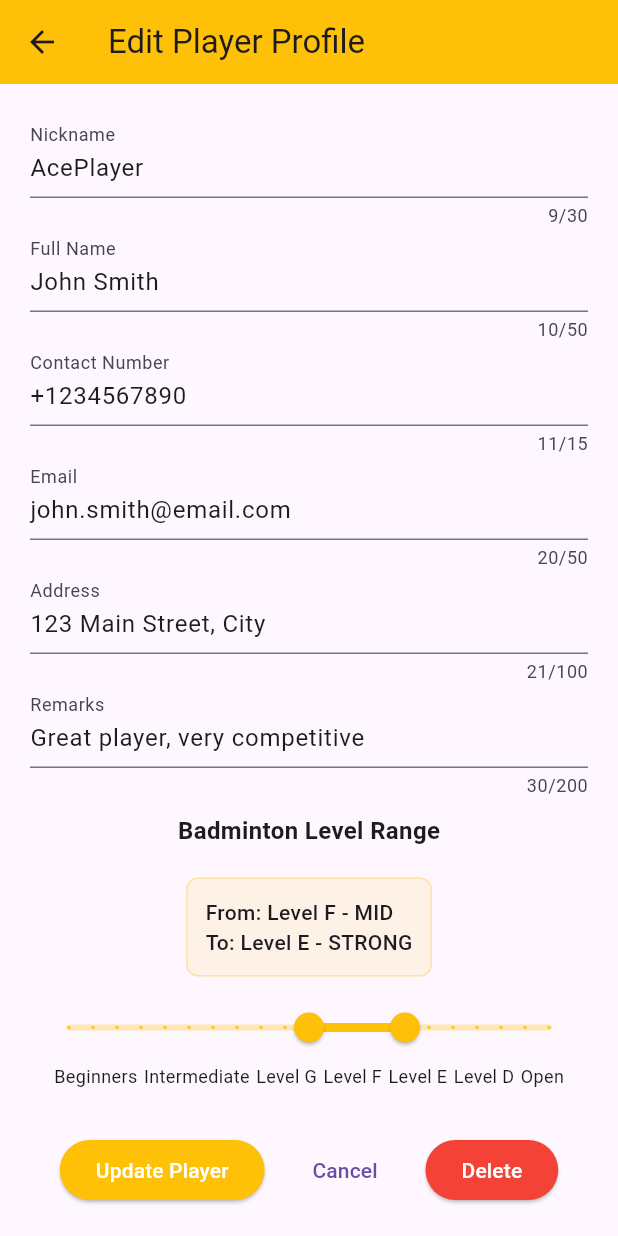
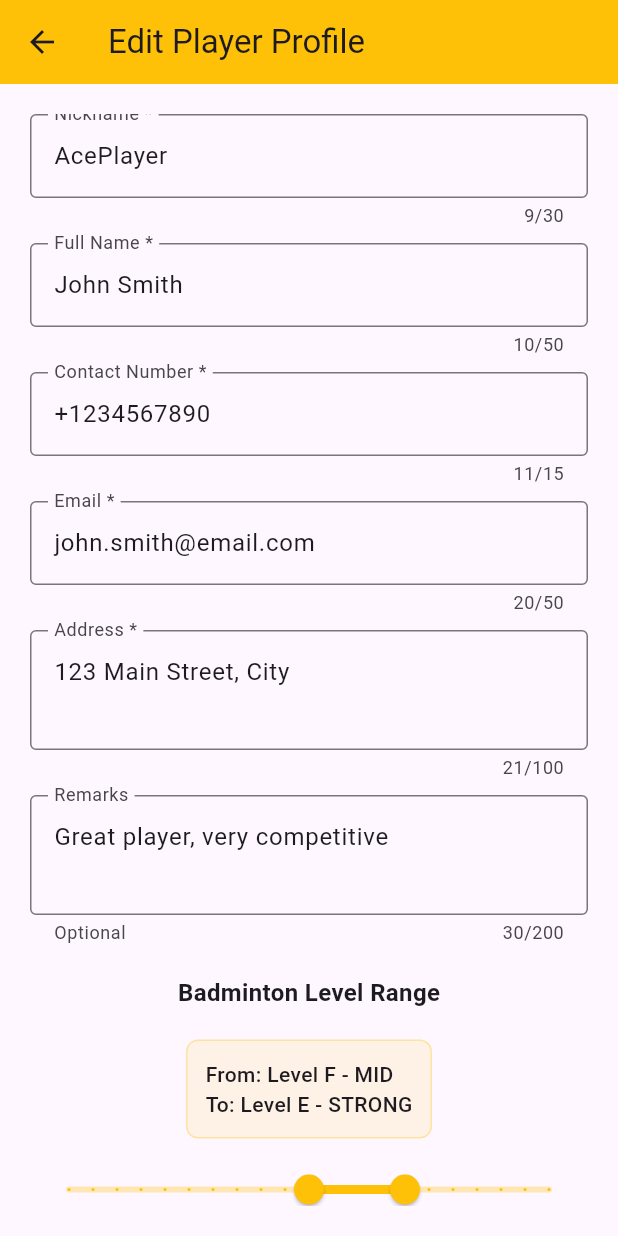
Before and after one commit to siddigamon/badminton_player_system, a Flutter app: the screen it shows after launch, after a tap on "AcePlayer", on a phone screen of 412 x 824 dp. Run offline on Flutter 3.47's test engine with Material 3 defaults, Android fonts, the phone set to English and light mode, and no system bars.

Commit message:
feat: Enhance player form with validation and improve UI layout

```diff
--- a/lib/player_form.dart
+++ b/lib/player_form.dart
@@ -1,4 +1,5 @@
 import 'package:flutter/material.dart';
+import 'package:flutter/services.dart';
 import 'package:badminton_player_system/model/player_items.dart';
 
 class PlayerForm extends StatefulWidget {
@@ -20,6 +21,8 @@ class PlayerForm extends StatefulWidget {
 }
 
 class _PlayerFormState extends State<PlayerForm> {
+  final _formKey = GlobalKey<FormState>();
+
   late final TextEditingController _nicknameController;
   late final TextEditingController _fullNameController;
   late final TextEditingController _contactController;
@@ -65,6 +68,45 @@ class _PlayerFormState extends State<PlayerForm> {
     super.dispose();
   }
 
+  String? _validateEmail(String? value) {
+    if (value == null || value.isEmpty) {
+      return 'Email is required';
+    }
+
+    final emailRegex = RegExp(r'^[a-zA-Z0-9._%+-]+@[a-zA-Z0-9.-]+\.[a-zA-Z]{2,}$');
+    if (!emailRegex.hasMatch(value)) {
+      return 'Please enter a valid email address';
+    }
+
+    return null;
+  }
+
+  String? _validatePhoneNumber(String? value) {
+    if (value == null || value.isEmpty) {
+      return 'Contact number is required';
+    }
+
+    final cleanedNumber = value.replaceAll(RegExp(r'[\s\-\+\(\)]'), '');
+
+    if (cleanedNumber.length < 10 || cleanedNumber.length > 15) {
+      return 'Contact number must be between 10-15 digits';
+    }
+
+    final numericRegex = RegExp(r'^[0-9]+$');
+    if (!numericRegex.hasMatch(cleanedNumber)) {
+      return 'Contact number must contain only numbers';
+    }
+
+    return null;
+  }
+
+  String? _validateRequired(String? value, String fieldName) {
+    if (value == null || value.trim().isEmpty) {
+      return '$fieldName is required';
+    }
+    return null;
+  }
+
   (BadmintonLevel, LevelStrength) _getFromSliderValue(double value) {
     final levelIndex = (value / 3).floor();
     final strengthIndex = (value % 3).floor();
@@ -89,6 +131,24 @@ class _PlayerFormState extends State<PlayerForm> {
   }
 
   void _submitPlayerData() {
+    print('Form is valid: ${_formKey.currentState?.validate()}');
+
+    if (!_formKey.currentState!.validate()) {
+    print('Nickname: "${_nicknameController.text}"');
+    print('Full Name: "${_fullNameController.text}"');
+    print('Contact: "${_contactController.text}"');
+    print('Email: "${_emailController.text}"');
+    print('Address: "${_addressController.text}"');
+
+      ScaffoldMessenger.of(context).showSnackBar(
+        const SnackBar(
+          content: Text('Please fix the errors above'),
+          backgroundColor: Colors.red,
+        ),
+      );
+      return;
+    }
+
     final (startLevel, startStrength) = _getFromSliderValue(_levelRange.start);
     final (endLevel, endStrength) = _getFromSliderValue(_levelRange.end);
 
@@ -96,15 +156,15 @@ class _PlayerFormState extends State<PlayerForm> {
     final (selectedLevel, selectedStrength) = _getFromSliderValue(midpoint);
 
     final player = PlayerItem(
-      nickname: _nicknameController.text,
-      fullName: _fullNameController.text,
-      contactNumber: _contactController.text,
-      email: _emailController.text,
-      address: _addressController.text,
-      remarks: _remarksController.text,
+      nickname: _nicknameController.text.trim(),
+      fullName: _fullNameController.text.trim(),
+      contactNumber: _contactController.text.trim(),
+      email: _emailController.text.trim().toLowerCase(),
+      address: _addressController.text.trim(),
+      remarks: _remarksController.text.trim(),
       level: selectedLevel,
       strength: selectedStrength,
-      dateJoined: widget.existingPlayer?.dateJoined ?? DateTime.now(), // Keep original or set new
+      dateJoined: widget.existingPlayer?.dateJoined ?? DateTime.now(),
       rangeStartLevel: startLevel,
       rangeStartStrength: startStrength,
       rangeEndLevel: endLevel,
@@ -152,49 +212,92 @@ class _PlayerFormState extends State<PlayerForm> {
         title: Text(widget.title),
         backgroundColor: Colors.amber,
       ),
-      body: Padding(
+      body: Form(
+        key: _formKey,
+        child: Padding(
           padding: const EdgeInsets.all(20.0),
+          child: SingleChildScrollView(
             child: Column(
               children: [
-            TextField(
+                TextFormField(
                   controller: _nicknameController,
-              decoration: const InputDecoration(labelText: 'Nickname'),
+                  decoration: const InputDecoration(
+                    labelText: 'Nickname *',
+                    border: OutlineInputBorder(),
+                  ),
                   keyboardType: TextInputType.text,
                   maxLength: 30,
-            ),
-            TextField(
-              controller: _fullNameController,
-              decoration: const InputDecoration(labelText: 'Full Name'),
-              keyboardType: TextInputType.text,
-              maxLength: 50,
-            ),
-            TextField(
-              controller: _contactController,
-              decoration: const InputDecoration(labelText: 'Contact Number'),
-              keyboardType: TextInputType.phone,
-              maxLength: 15,
-            ),
-            TextField(
-              controller: _emailController,
-              decoration: const InputDecoration(labelText: 'Email'),
-              keyboardType: TextInputType.emailAddress,
-              maxLength: 50,
-            ),
-            TextField(
-              controller: _addressController,
-              decoration: const InputDecoration(labelText: 'Address'),
-              keyboardType: TextInputType.text,
-              maxLength: 100,
-            ),
-            TextField(
-              controller: _remarksController,
-              decoration: const InputDecoration(labelText: 'Remarks'),
-              keyboardType: TextInputType.text,
-              maxLength: 200,
+                  validator: (value) => _validateRequired(value, 'Nickname'),
                 ),
                 const SizedBox(height: 10),
 
-            // Badminton Level Range Slider
+                TextFormField(
+                  controller: _fullNameController,
+                  decoration: const InputDecoration(
+                    labelText: 'Full Name *',
+                    border: OutlineInputBorder(),
+                  ),
+                  keyboardType: TextInputType.text,
+                  maxLength: 50,
+                  validator: (value) => _validateRequired(value, 'Full Name'),
+                ),
+                const SizedBox(height: 10),
+
+                TextFormField(
+                  controller: _contactController,
+                  decoration: const InputDecoration(
+                    labelText: 'Contact Number *',
+                    border: OutlineInputBorder(),
+                    hintText: '+1234567890',
+                  ),
+                  keyboardType: TextInputType.phone,
+                  maxLength: 15,
+                  inputFormatters: [
+                    FilteringTextInputFormatter.allow(RegExp(r'[\d\+\-\(\)\s]')),
+                  ],
+                  validator: _validatePhoneNumber,
+                ),
+                const SizedBox(height: 10),
+
+                TextFormField(
+                  controller: _emailController,
+                  decoration: const InputDecoration(
+                    labelText: 'Email *',
+                    border: OutlineInputBorder(),
+                    hintText: 'example@email.com',
+                  ),
+                  keyboardType: TextInputType.emailAddress,
+                  maxLength: 50,
+                  validator: _validateEmail,
+                ),
+                const SizedBox(height: 10),
+
+                TextFormField(
+                  controller: _addressController,
+                  decoration: const InputDecoration(
+                    labelText: 'Address *',
+                    border: OutlineInputBorder(),
+                  ),
+                  keyboardType: TextInputType.multiline,
+                  maxLines: 2,
+                  maxLength: 100,
+                  validator: (value) => _validateRequired(value, 'Address'),
+                ),
+                const SizedBox(height: 10),
+
+                TextFormField(
+                  controller: _remarksController,
+                  decoration: const InputDecoration(
+                    labelText: 'Remarks',
+                    border: OutlineInputBorder(),
+                    helperText: 'Optional',
+                  ),
+                  keyboardType: TextInputType.multiline,
+                  maxLines: 2,
+                  maxLength: 200,
+                ),
+                const SizedBox(height: 20),
+
                 const Text(
                   'Badminton Level Range',
                   style: TextStyle(
@@ -263,7 +366,20 @@ class _PlayerFormState extends State<PlayerForm> {
 
                 const SizedBox(height: 30),
 
-            // Action buttons - conditional based on mode
+                const Row(
+                  children: [
+                    Text(
+                      '* Required fields',
+                      style: TextStyle(
+                        color: Colors.grey,
+                        fontSize: 12,
+                        fontStyle: FontStyle.italic,
+                      ),
+                    ),
+                  ],
+                ),
+                const SizedBox(height: 20),
+
                 if (isEditMode)
                   Row(
                     mainAxisAlignment: MainAxisAlignment.spaceEvenly,
@@ -272,6 +388,7 @@ class _PlayerFormState extends State<PlayerForm> {
                         style: ElevatedButton.styleFrom(
                           backgroundColor: Colors.amber,
                           foregroundColor: Colors.white,
+                          padding: const EdgeInsets.symmetric(horizontal: 20, vertical: 12),
                         ),
                         onPressed: _submitPlayerData,
                         child: const Text('Update Player'),
@@ -285,6 +402,7 @@ class _PlayerFormState extends State<PlayerForm> {
                           style: ElevatedButton.styleFrom(
                             backgroundColor: Colors.red,
                             foregroundColor: Colors.white,
+                            padding: const EdgeInsets.symmetric(horizontal: 20, vertical: 12),
                           ),
                           onPressed: _deletePlayer,
                           child: const Text('Delete'),
@@ -293,12 +411,13 @@ class _PlayerFormState extends State<PlayerForm> {
                   )
                 else
                   Row(
-                mainAxisAlignment: MainAxisAlignment.spaceBetween,
+                    mainAxisAlignment: MainAxisAlignment.spaceEvenly,
                     children: [
                       ElevatedButton(
                         style: ElevatedButton.styleFrom(
                           backgroundColor: Colors.amber,
                           foregroundColor: Colors.white,
+                          padding: const EdgeInsets.symmetric(horizontal: 20, vertical: 12),
                         ),
                         onPressed: _submitPlayerData,
                         child: const Text('Add Player'),
@@ -312,6 +431,8 @@ class _PlayerFormState extends State<PlayerForm> {
               ],
             ),
           ),
+        ),
+      ),
     );
   }
 }
--- a/lib/players.dart
+++ b/lib/players.dart
@@ -108,47 +108,7 @@ class _PlayersState extends State<Players> {
   );
 }
 
-  void _deletePlayer(int index) async {
-    final playerToDelete = filteredPlayers[index];
-    final shouldDelete = await showDialog<bool>(
-      context: context,
-      builder: (ctx) => AlertDialog(
-        title: const Text('Delete Player'),
-        content: Text('Are you sure you want to delete ${playerToDelete.nickname}?'),
-        actions: [
-          TextButton(
-            onPressed: () => Navigator.of(ctx).pop(false),
-            child: const Text('Cancel'),
-          ),
-          TextButton(
-            onPressed: () => Navigator.of(ctx).pop(true),
-            style: TextButton.styleFrom(foregroundColor: Colors.red),
-            child: const Text('Delete'),
-          ),
-        ],
-      ),
-    );
 
-    if (shouldDelete == true) {
-      setState(() {
-        playerItems.remove(playerToDelete);
-      });
-
-      ScaffoldMessenger.of(context).showSnackBar(
-        SnackBar(
-          content: Text('${playerToDelete.nickname} deleted'),
-          action: SnackBarAction(
-            label: 'Undo',
-            onPressed: () {
-              setState(() {
-                playerItems.add(playerToDelete);
-              });
-            },
-          ),
-        ),
-      );
-    }
-  }
   void _updatePlayerItem(PlayerItem updatedPlayer) {
     setState(() {
       final index = playerItems.indexWhere((p) => p.dateJoined == updatedPlayer.dateJoined);
@@ -162,7 +122,6 @@ class _PlayersState extends State<Players> {
     );
   }
 
-  // ADD THIS METHOD: Delete player from the list
   void _deletePlayerItem(PlayerItem playerToDelete) {
     setState(() {
       playerItems.remove(playerToDelete);
@@ -189,16 +148,24 @@ class _PlayersState extends State<Players> {
       appBar: AppBar(
         title: const Text(
           'All Players',
-          style: TextStyle(color: Colors.white),
+          style: TextStyle(color: Colors.white, fontWeight: FontWeight.w800),
         ),
         actions: [
-          IconButton(
-            onPressed: () {
-              _showAddPlayer();
-            },
-            icon: const Icon(
-              Icons.add,
-              color: Colors.white,
+          Padding(
+            padding: const EdgeInsets.only(right: 16.0),
+            child: GestureDetector(
+              onTap: () {
+                _showAddPlayer();
+              },
+              child: const CircleAvatar(
+                backgroundColor: Colors.white,
+                radius: 18,
+                child: Icon(
+                  Icons.add,
+                  color: Colors.amber,
+                  size: 20,
+                ),
+              ),
             ),
           ),
         ],
--- a/lib/widgets/player_item_widget.dart
+++ b/lib/widgets/player_item_widget.dart
@@ -8,7 +8,9 @@ class PlayerItemWidget extends StatelessWidget {
 
   @override
   Widget build(BuildContext context) {
-    return Card(
+    return SizedBox(
+      width: double.infinity,
+      child: Card(
         child: Padding(
           padding: const EdgeInsets.all(8.0),
           child: Column(
@@ -18,35 +20,36 @@ class PlayerItemWidget extends StatelessWidget {
                 playerItem.nickname,
                 style: const TextStyle(
                   fontWeight: FontWeight.bold,
-                fontSize: 16,
+                  fontSize: 24,
                 ),
               ),
               const SizedBox(height: 4),
               Text(
-              playerItem.fullName,
-              style: TextStyle(
-                color: Colors.grey[600],
+                  '${playerItem.fullName} • ${playerItem.rangeDescription}',
+                style: const TextStyle(
                   fontSize: 14,
+                  color: Colors.blueGrey,
                 ),
               ),
               const SizedBox(height: 10),
-            Row(
-              mainAxisAlignment: MainAxisAlignment.spaceBetween,
-              children: [
-                Text(
-                  playerItem.rangeDescription,
-                  style: const TextStyle(
-                    fontWeight: FontWeight.w500,
-                    color: Colors.blue,
-                  ),
-                ),
-                const Spacer(),
-                Icon(levelIcons[playerItem.level]),
-                const SizedBox(width: 5),
-                Text(playerItem.formattedDateJoined),
+              // Row(
+              //   mainAxisAlignment: MainAxisAlignment.spaceBetween,
+              //   children: [
+              //     Text(
+              //       playerItem.rangeDescription,
+              //       style: const TextStyle(
+              //         fontWeight: FontWeight.w500,
+              //         color: Colors.blue,
+              //       ),
+              //     ),
+              //     // const Spacer(),
+              //     // Icon(levelIcons[playerItem.level]),
+              //     // const SizedBox(width: 5),
+              //     // Text(playerItem.formattedDateJoined),
+              //   ],
+              // ),
             ],
           ),
-          ],
         ),
       ),
     );
--- /dev/null
+++ b/main.dart
@@ -0,0 +1,6 @@
+import 'package:flutter/material.dart';
+import 'package:badminton_player_system/players.dart';
+
+void main() {
+  runApp(const MaterialApp(home: Players()));
+}
```
Also changed, not shown: 1 other file. Lines whose indentation alone changed are shown as unchanged.
